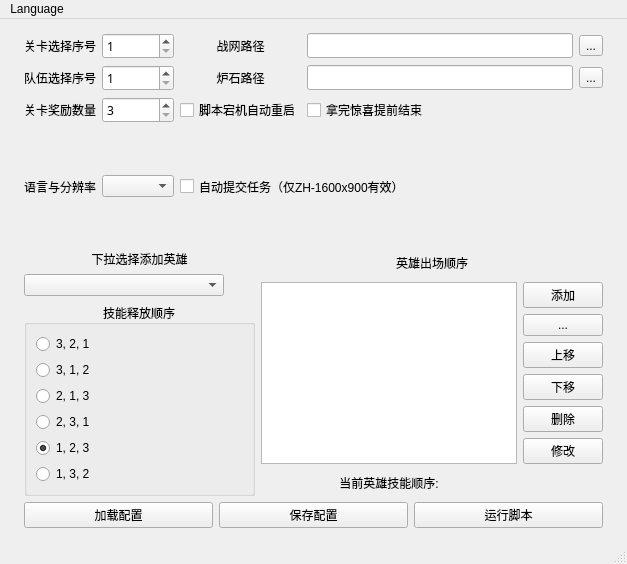
Before: the Qt Designer form ui/main_chs.ui in zhoubin-me/lushi_script, drawn with Qt 5.
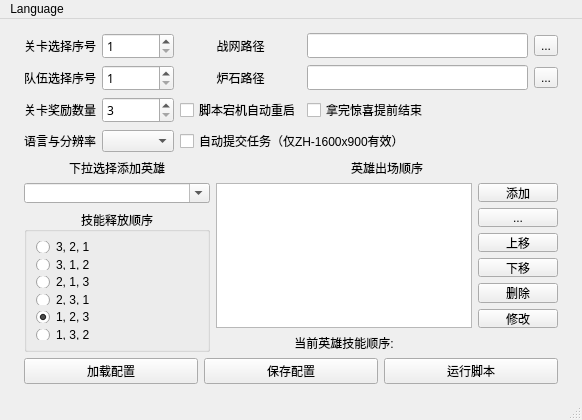
After: the same form once the commit is applied. Custom widgets are drawn as their Qt base class.

Diff of the .ui file:
```diff
--- a/ui/main_chs.ui
+++ b/ui/main_chs.ui
@@ -6,8 +6,8 @@
    <rect>
     <x>0</x>
     <y>0</y>
-    <width>627</width>
-    <height>564</height>
+    <width>582</width>
+    <height>420</height>
    </rect>
   </property>
   <property name="minimumSize">
@@ -364,10 +364,13 @@
           </item>
           <item>
            <widget class="QComboBox" name="hero_list">
+            <property name="enabled">
+             <bool>true</bool>
+            </property>
             <property name="maximumSize">
              <size>
               <width>200</width>
-              <height>16777215</height>
+              <height>20</height>
              </size>
             </property>
             <property name="font">
@@ -376,6 +379,9 @@
               <pointsize>9</pointsize>
              </font>
             </property>
+            <property name="editable">
+             <bool>true</bool>
+            </property>
            </widget>
           </item>
           <item>
@@ -620,8 +626,8 @@
     <rect>
      <x>0</x>
      <y>0</y>
-     <width>627</width>
-     <height>26</height>
+     <width>582</width>
+     <height>23</height>
     </rect>
    </property>
    <widget class="QMenu" name="menuLanguage">
```
Left out of the diff: 4 changed lines with no effect on the pictures.
